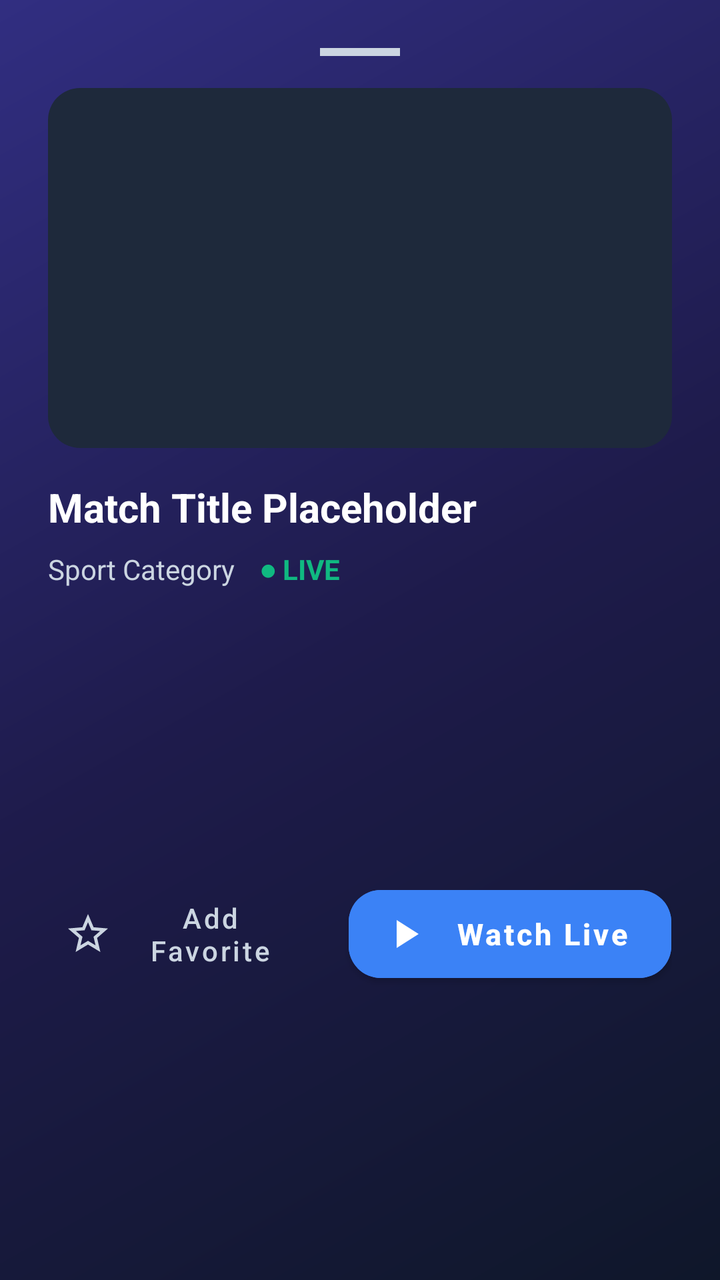
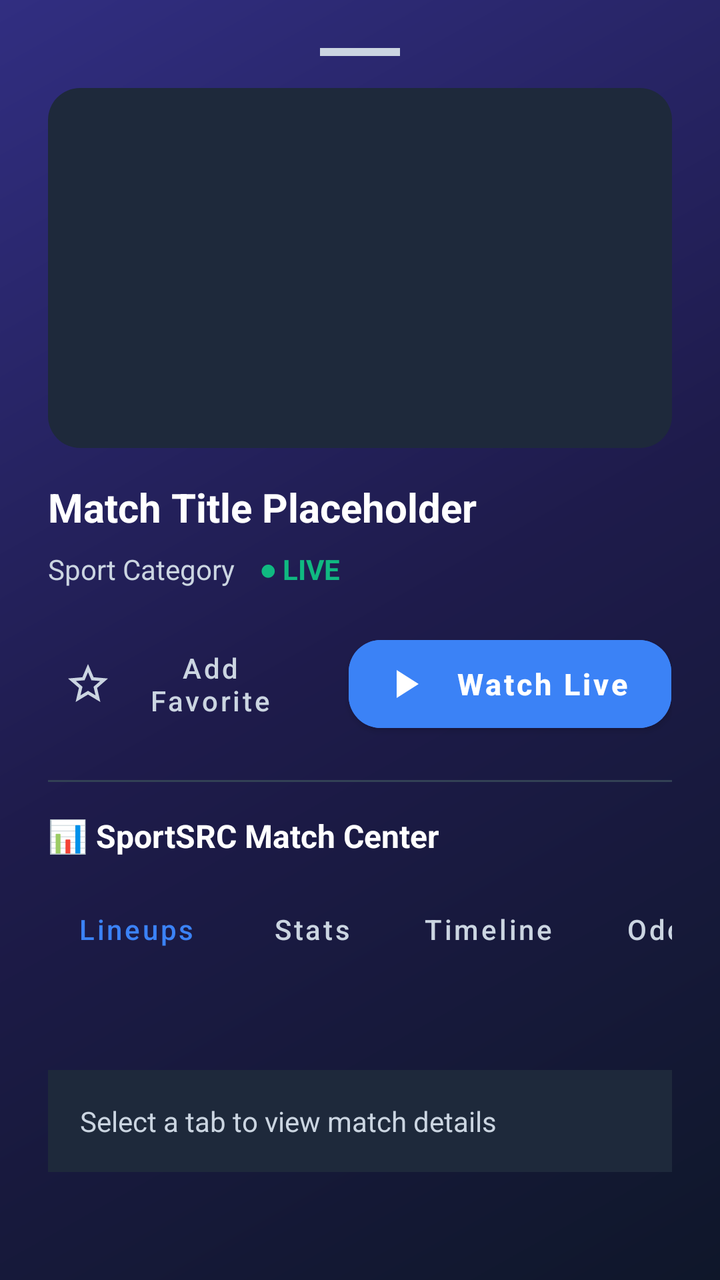

An Android layout rendered at two revisions. The XML below is the earlier revision; the diff shows what the commit changed to produce the second picture.
<!-- AndroidManifest.xml: application theme Theme.MaterialComponents.DayNight.NoActionBar -->
<!-- res/layout/bottom_sheet_stream_detail.xml -->
<?xml version="1.0" encoding="utf-8"?>
<androidx.constraintlayout.widget.ConstraintLayout xmlns:android="http://schemas.android.com/apk/res/android"
    xmlns:app="http://schemas.android.com/apk/res-auto"
    android:layout_width="match_parent"
    android:layout_height="wrap_content"
    android:padding="24dp"
    android:background="@drawable/bg_glass_gradient">

    
    <View
        android:id="@+id/drag_handle"
        android:layout_width="40dp"
        android:layout_height="4dp"
        android:background="@color/glass_text_secondary"
        android:layout_gravity="center_horizontal"
        app:layout_constraintTop_toTopOf="parent"
        app:layout_constraintStart_toStartOf="parent"
        app:layout_constraintEnd_toEndOf="parent" />

    
    <androidx.cardview.widget.CardView
        android:id="@+id/cv_detail_thumbnail"
        android:layout_width="match_parent"
        android:layout_height="180dp"
        android:layout_marginTop="16dp"
        app:cardCornerRadius="16dp"
        app:cardElevation="0dp"
        app:cardBackgroundColor="@android:color/transparent"
        app:layout_constraintTop_toBottomOf="@id/drag_handle"
        app:layout_constraintStart_toStartOf="parent"
        app:layout_constraintEnd_toEndOf="parent">
        
        <ImageView
            android:id="@+id/iv_detail_thumbnail"
            android:layout_width="match_parent"
            android:layout_height="match_parent"
            android:scaleType="centerCrop"
            android:background="#1E293B"
            android:contentDescription="Match Preview" />
    </androidx.cardview.widget.CardView>

    
    <TextView
        android:id="@+id/tv_detail_title"
        android:layout_width="match_parent"
        android:layout_height="wrap_content"
        android:layout_marginTop="16dp"
        android:textColor="@color/glass_text_primary"
        android:textSize="20sp"
        android:textStyle="bold"
        android:text="Match Title Placeholder"
        app:layout_constraintTop_toBottomOf="@id/cv_detail_thumbnail"
        app:layout_constraintStart_toStartOf="parent"
        app:layout_constraintEnd_toEndOf="parent" />

    
    <TextView
        android:id="@+id/tv_detail_category"
        android:layout_width="wrap_content"
        android:layout_height="wrap_content"
        android:layout_marginTop="8dp"
        android:textColor="@color/glass_text_secondary"
        android:textSize="14sp"
        android:text="Sport Category"
        app:layout_constraintTop_toBottomOf="@id/tv_detail_title"
        app:layout_constraintStart_toStartOf="parent" />

    
    <TextView
        android:id="@+id/tv_detail_live_badge"
        android:layout_width="wrap_content"
        android:layout_height="wrap_content"
        android:layout_marginStart="12dp"
        android:text="● LIVE"
        android:textColor="@color/neon_green"
        android:textSize="14sp"
        android:textStyle="bold"
        app:layout_constraintTop_toTopOf="@id/tv_detail_category"
        app:layout_constraintBottom_toBottomOf="@id/tv_detail_category"
        app:layout_constraintStart_toEndOf="@id/tv_detail_category" />

    
    <LinearLayout
        android:layout_width="match_parent"
        android:layout_height="wrap_content"
        android:layout_marginTop="24dp"
        android:orientation="horizontal"
        android:gravity="center"
        app:layout_constraintTop_toBottomOf="@id/tv_detail_category"
        app:layout_constraintBottom_toBottomOf="parent"
        app:layout_constraintStart_toStartOf="parent"
        app:layout_constraintEnd_toEndOf="parent">

        
        <com.google.android.material.button.MaterialButton
            android:id="@+id/btn_detail_favorite"
            style="@style/Widget.MaterialComponents.Button.TextButton.Icon"
            android:layout_width="0dp"
            android:layout_height="56dp"
            android:layout_weight="1"
            android:layout_marginEnd="8dp"
            android:text="Add Favorite"
            android:textColor="@color/glass_text_secondary"
            app:icon="@drawable/ic_star_border"
            app:iconTint="@color/glass_text_secondary"
            android:textSize="14sp"
            android:textAllCaps="false" />

        
        <com.google.android.material.button.MaterialButton
            android:id="@+id/btn_detail_watch"
            android:layout_width="0dp"
            android:layout_height="56dp"
            android:layout_weight="1.2"
            android:layout_marginStart="8dp"
            android:text="Watch Live"
            android:textColor="@color/glass_text_primary"
            android:backgroundTint="@color/neon_blue"
            app:icon="@drawable/ic_play"
            app:iconTint="@color/glass_text_primary"
            android:textSize="15sp"
            android:textStyle="bold"
            android:textAllCaps="false"
            app:cornerRadius="16dp" />

    </LinearLayout>

</androidx.constraintlayout.widget.ConstraintLayout>
<!-- resources referenced by this layout -->
<resources>
  <color name="glass_text_primary">#FFFFFF</color>
  <color name="glass_text_secondary">#CBD5E1</color>
  <color name="neon_blue">#3B82F6</color>
  <color name="neon_green">#10B981</color>
  <!-- drawable bg_glass_gradient (drawable) -->
  <?xml version="1.0" encoding="utf-8"?>
  <shape xmlns:android="http://schemas.android.com/apk/res/android">
      <gradient
          android:angle="135"
          android:startColor="#0F172A"
          android:centerColor="#1E1B4B"
          android:endColor="#312E81"
          android:type="linear" />
  </shape>
  <!-- drawable ic_play (drawable) -->
  <vector xmlns:android="http://schemas.android.com/apk/res/android"
      android:width="24dp"
      android:height="24dp"
      android:viewportWidth="24"
      android:viewportHeight="24">
      <path
          android:fillColor="#FFFFFFFF"
          android:pathData="M8,5v14l11,-7z"/>
  </vector>
  <!-- drawable ic_star_border (drawable) -->
  <vector xmlns:android="http://schemas.android.com/apk/res/android"
      android:width="24dp"
      android:height="24dp"
      android:viewportWidth="24"
      android:viewportHeight="24">
      <path
          android:fillColor="#94A3B8"
          android:pathData="M22,9.24l-7.19,-0.62L12,2 9.19,8.63 2,9.24l5.46,4.73L5.82,21 12,17.27 18.18,21l-1.63,-7.03L22,9.24zM12,15.4l-3.76,2.27 1,-4.28 -3.32,-2.88 4.38,-0.38L12,6.1l1.71,4.03 4.38,0.38 -3.32,2.88 1,4.28L12,15.4z"/>
  </vector>
</resources>

<!-- the commit's change to res/layout/bottom_sheet_stream_detail.xml (unified diff, before → after) -->
@@ -1,128 +1,238 @@
 <?xml version="1.0" encoding="utf-8"?>
-<androidx.constraintlayout.widget.ConstraintLayout xmlns:android="http://schemas.android.com/apk/res/android"
+<androidx.core.widget.NestedScrollView xmlns:android="http://schemas.android.com/apk/res/android"
     xmlns:app="http://schemas.android.com/apk/res-auto"
     android:layout_width="match_parent"
     android:layout_height="wrap_content"
-    android:padding="24dp"
+    android:fillViewport="true"
     android:background="@drawable/bg_glass_gradient">
 
-    
-    <View
-        android:id="@+id/drag_handle"
-        android:layout_width="40dp"
-        android:layout_height="4dp"
-        android:background="@color/glass_text_secondary"
-        android:layout_gravity="center_horizontal"
-        app:layout_constraintTop_toTopOf="parent"
-        app:layout_constraintStart_toStartOf="parent"
-        app:layout_constraintEnd_toEndOf="parent" />
-
-    
-    <androidx.cardview.widget.CardView
-        android:id="@+id/cv_detail_thumbnail"
-        android:layout_width="match_parent"
-        android:layout_height="180dp"
-        android:layout_marginTop="16dp"
-        app:cardCornerRadius="16dp"
-        app:cardElevation="0dp"
-        app:cardBackgroundColor="@android:color/transparent"
-        app:layout_constraintTop_toBottomOf="@id/drag_handle"
-        app:layout_constraintStart_toStartOf="parent"
-        app:layout_constraintEnd_toEndOf="parent">
-        
-        <ImageView
-            android:id="@+id/iv_detail_thumbnail"
-            android:layout_width="match_parent"
-            android:layout_height="match_parent"
-            android:scaleType="centerCrop"
-            android:background="#1E293B"
-            android:contentDescription="Match Preview" />
-    </androidx.cardview.widget.CardView>
-
-    
-    <TextView
-        android:id="@+id/tv_detail_title"
+    <androidx.constraintlayout.widget.ConstraintLayout
         android:layout_width="match_parent"
         android:layout_height="wrap_content"
-        android:layout_marginTop="16dp"
-        android:textColor="@color/glass_text_primary"
-        android:textSize="20sp"
-        android:textStyle="bold"
-        android:text="Match Title Placeholder"
-        app:layout_constraintTop_toBottomOf="@id/cv_detail_thumbnail"
-        app:layout_constraintStart_toStartOf="parent"
-        app:layout_constraintEnd_toEndOf="parent" />
-
-    
-    <TextView
-        android:id="@+id/tv_detail_category"
-        android:layout_width="wrap_content"
-        android:layout_height="wrap_content"
-        android:layout_marginTop="8dp"
-        android:textColor="@color/glass_text_secondary"
-        android:textSize="14sp"
-        android:text="Sport Category"
-        app:layout_constraintTop_toBottomOf="@id/tv_detail_title"
-        app:layout_constraintStart_toStartOf="parent" />
-
-    
-    <TextView
-        android:id="@+id/tv_detail_live_badge"
-        android:layout_width="wrap_content"
-        android:layout_height="wrap_content"
-        android:layout_marginStart="12dp"
-        android:text="● LIVE"
-        android:textColor="@color/neon_green"
-        android:textSize="14sp"
-        android:textStyle="bold"
-        app:layout_constraintTop_toTopOf="@id/tv_detail_category"
-        app:layout_constraintBottom_toBottomOf="@id/tv_detail_category"
-        app:layout_constraintStart_toEndOf="@id/tv_detail_category" />
-
-    
-    <LinearLayout
-        android:layout_width="match_parent"
-        android:layout_height="wrap_content"
-        android:layout_marginTop="24dp"
-        android:orientation="horizontal"
-        android:gravity="center"
-        app:layout_constraintTop_toBottomOf="@id/tv_detail_category"
-        app:layout_constraintBottom_toBottomOf="parent"
-        app:layout_constraintStart_toStartOf="parent"
-        app:layout_constraintEnd_toEndOf="parent">
-
-        
-        <com.google.android.material.button.MaterialButton
-            android:id="@+id/btn_detail_favorite"
-            style="@style/Widget.MaterialComponents.Button.TextButton.Icon"
-            android:layout_width="0dp"
-            android:layout_height="56dp"
-            android:layout_weight="1"
-            android:layout_marginEnd="8dp"
-            android:text="Add Favorite"
+        android:padding="24dp">
+
+        
+        <View
+            android:id="@+id/drag_handle"
+            android:layout_width="40dp"
+            android:layout_height="4dp"
+            android:background="@color/glass_text_secondary"
+            android:layout_gravity="center_horizontal"
+            app:layout_constraintTop_toTopOf="parent"
+            app:layout_constraintStart_toStartOf="parent"
+            app:layout_constraintEnd_toEndOf="parent" />
+
+        
+        <androidx.cardview.widget.CardView
+            android:id="@+id/cv_detail_thumbnail"
+            android:layout_width="match_parent"
+            android:layout_height="180dp"
+            android:layout_marginTop="16dp"
+            app:cardCornerRadius="16dp"
+            app:cardElevation="0dp"
+            app:cardBackgroundColor="@android:color/transparent"
+            app:layout_constraintTop_toBottomOf="@id/drag_handle"
+            app:layout_constraintStart_toStartOf="parent"
+            app:layout_constraintEnd_toEndOf="parent">
+            
+            <ImageView
+                android:id="@+id/iv_detail_thumbnail"
+                android:layout_width="match_parent"
+                android:layout_height="match_parent"
+                android:scaleType="centerCrop"
+                android:background="#1E293B"
+                android:contentDescription="Match Preview" />
+        </androidx.cardview.widget.CardView>
+
+        
+        <TextView
+            android:id="@+id/tv_detail_title"
+            android:layout_width="match_parent"
+            android:layout_height="wrap_content"
+            android:layout_marginTop="16dp"
+            android:textColor="@color/glass_text_primary"
+            android:textSize="20sp"
+            android:textStyle="bold"
+            android:text="Match Title Placeholder"
+            app:layout_constraintTop_toBottomOf="@id/cv_detail_thumbnail"
+            app:layout_constraintStart_toStartOf="parent"
+            app:layout_constraintEnd_toEndOf="parent" />
+
+        
+        <TextView
+            android:id="@+id/tv_detail_category"
+            android:layout_width="wrap_content"
+            android:layout_height="wrap_content"
+            android:layout_marginTop="8dp"
             android:textColor="@color/glass_text_secondary"
-            app:icon="@drawable/ic_star_border"
-            app:iconTint="@color/glass_text_secondary"
             android:textSize="14sp"
-            android:textAllCaps="false" />
-
-        
-        <com.google.android.material.button.MaterialButton
-            android:id="@+id/btn_detail_watch"
-            android:layout_width="0dp"
-            android:layout_height="56dp"
-            android:layout_weight="1.2"
-            android:layout_marginStart="8dp"
-            android:text="Watch Live"
+            android:text="Sport Category"
+            app:layout_constraintTop_toBottomOf="@id/tv_detail_title"
+            app:layout_constraintStart_toStartOf="parent" />
+
+        
+        <TextView
+            android:id="@+id/tv_detail_live_badge"
+            android:layout_width="wrap_content"
+            android:layout_height="wrap_content"
+            android:layout_marginStart="12dp"
+            android:text="● LIVE"
+            android:textColor="@color/neon_green"
+            android:textSize="14sp"
+            android:textStyle="bold"
+            app:layout_constraintTop_toTopOf="@id/tv_detail_category"
+            app:layout_constraintBottom_toBottomOf="@id/tv_detail_category"
+            app:layout_constraintStart_toEndOf="@id/tv_detail_category" />
+
+        
+        <LinearLayout
+            android:id="@+id/layout_actions"
+            android:layout_width="match_parent"
+            android:layout_height="wrap_content"
+            android:layout_marginTop="20dp"
+            android:orientation="horizontal"
+            android:gravity="center"
+            app:layout_constraintTop_toBottomOf="@id/tv_detail_category"
+            app:layout_constraintStart_toStartOf="parent"
+            app:layout_constraintEnd_toEndOf="parent">
+
+            
+            <com.google.android.material.button.MaterialButton
+                android:id="@+id/btn_detail_favorite"
+                style="@style/Widget.MaterialComponents.Button.TextButton.Icon"
+                android:layout_width="0dp"
+                android:layout_height="56dp"
+                android:layout_weight="1"
+                android:layout_marginEnd="8dp"
+                android:text="Add Favorite"
+                android:textColor="@color/glass_text_secondary"
+                app:icon="@drawable/ic_star_border"
+                app:iconTint="@color/glass_text_secondary"
+                android:textSize="14sp"
+                android:textAllCaps="false" />
+
+            
+            <com.google.android.material.button.MaterialButton
+                android:id="@+id/btn_detail_watch"
+                android:layout_width="0dp"
+                android:layout_height="56dp"
+                android:layout_weight="1.2"
+                android:layout_marginStart="8dp"
+                android:text="Watch Live"
+                android:textColor="@color/glass_text_primary"
+                android:backgroundTint="@color/neon_blue"
+                app:icon="@drawable/ic_play"
+                app:iconTint="@color/glass_text_primary"
+                android:textSize="15sp"
+                android:textStyle="bold"
+                android:textAllCaps="false"
+                app:cornerRadius="16dp" />
+
+        </LinearLayout>
+
+        
+        <View
+            android:id="@+id/divider_match_center"
+            android:layout_width="match_parent"
+            android:layout_height="1dp"
+            android:layout_marginTop="20dp"
+            android:background="#334155"
+            app:layout_constraintTop_toBottomOf="@id/layout_actions" />
+
+        
+        <TextView
+            android:id="@+id/tv_match_center_title"
+            android:layout_width="wrap_content"
+            android:layout_height="wrap_content"
+            android:layout_marginTop="16dp"
+            android:text="📊 SportSRC Match Center"
             android:textColor="@color/glass_text_primary"
-            android:backgroundTint="@color/neon_blue"
-            app:icon="@drawable/ic_play"
-            app:iconTint="@color/glass_text_primary"
-            android:textSize="15sp"
+            android:textSize="16sp"
             android:textStyle="bold"
-            android:textAllCaps="false"
-            app:cornerRadius="16dp" />
-
-    </LinearLayout>
-
-</androidx.constraintlayout.widget.ConstraintLayout>
+            app:layout_constraintTop_toBottomOf="@id/divider_match_center"
+            app:layout_constraintStart_toStartOf="parent" />
+
+        
+        <HorizontalScrollView
+            android:id="@+id/hsv_tabs"
+            android:layout_width="match_parent"
+            android:layout_height="wrap_content"
+            android:layout_marginTop="12dp"
+            android:scrollbars="none"
+            app:layout_constraintTop_toBottomOf="@id/tv_match_center_title">
+
+            <LinearLayout
+                android:layout_width="wrap_content"
+                android:layout_height="wrap_content"
+                android:orientation="horizontal">
+
+                <com.google.android.material.button.MaterialButton
+                    android:id="@+id/btn_tab_lineups"
+                    style="@style/Widget.MaterialComponents.Button.TextButton"
+                    android:layout_width="wrap_content"
+                    android:layout_height="wrap_content"
+                    android:text="Lineups"
+                    android:textColor="@color/neon_blue"
+                    android:textAllCaps="false"/>
+
+                <com.google.android.material.button.MaterialButton
+                    android:id="@+id/btn_tab_stats"
+                    style="@style/Widget.MaterialComponents.Button.TextButton"
+                    android:layout_width="wrap_content"
+                    android:layout_height="wrap_content"
+                    android:text="Stats"
+                    android:textColor="@color/glass_text_secondary"
+                    android:textAllCaps="false"/>
+
+                <com.google.android.material.button.MaterialButton
+                    android:id="@+id/btn_tab_timeline"
+                    style="@style/Widget.MaterialComponents.Button.TextButton"
+                    android:layout_width="wrap_content"
+                    android:layout_height="wrap_content"
+                    android:text="Timeline"
+                    android:textColor="@color/glass_text_secondary"
+                    android:textAllCaps="false"/>
+
+                <com.google.android.material.button.MaterialButton
+                    android:id="@+id/btn_tab_odds"
+                    style="@style/Widget.MaterialComponents.Button.TextButton"
+                    android:layout_width="wrap_content"
+                    android:layout_height="wrap_content"
+                    android:text="Odds"
+                    android:textColor="@color/glass_text_secondary"
+                    android:textAllCaps="false"/>
+
+                <com.google.android.material.button.MaterialButton
+                    android:id="@+id/btn_tab_votes"
+                    style="@style/Widget.MaterialComponents.Button.TextButton"
+                    android:layout_width="wrap_content"
+                    android:layout_height="wrap_content"
+                    android:text="Predictions"
+                    android:textColor="@color/glass_text_secondary"
+                    android:textAllCaps="false"/>
+
+            </LinearLayout>
+        </HorizontalScrollView>
+
+        
+        <FrameLayout
+            android:id="@+id/fl_match_center_content"
+            android:layout_width="match_parent"
+            android:layout_height="wrap_content"
+            android:layout_marginTop="16dp"
+            android:padding="16dp"
+            android:background="#1E293B"
+            app:layout_constraintTop_toBottomOf="@id/hsv_tabs"
+            app:layout_constraintBottom_toBottomOf="parent">
+
+            <TextView
+                android:id="@+id/tv_match_center_display"
+                android:layout_width="match_parent"
+                android:layout_height="wrap_content"
+                android:textColor="@color/glass_text_secondary"
+                android:textSize="14sp"
+                android:text="Select a tab to view match details" />
+        </FrameLayout>
+
+    </androidx.constraintlayout.widget.ConstraintLayout>
+</androidx.core.widget.NestedScrollView>
